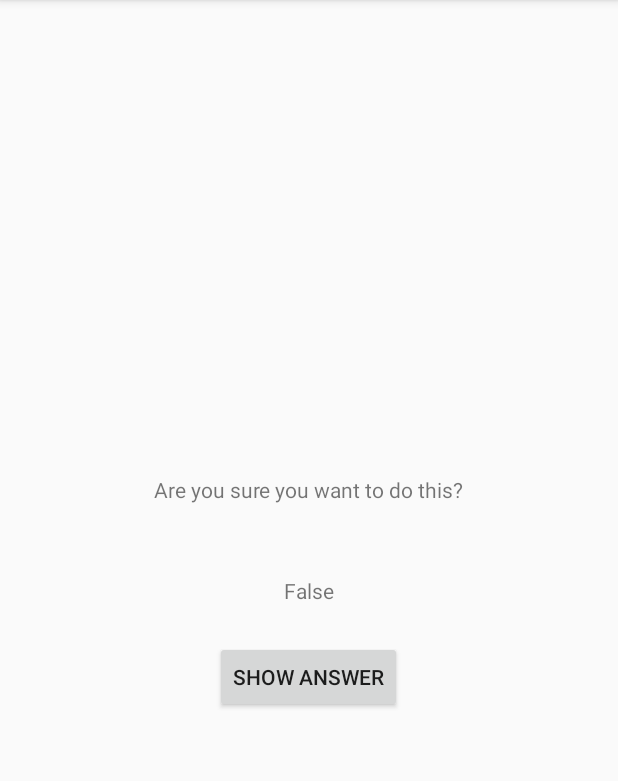
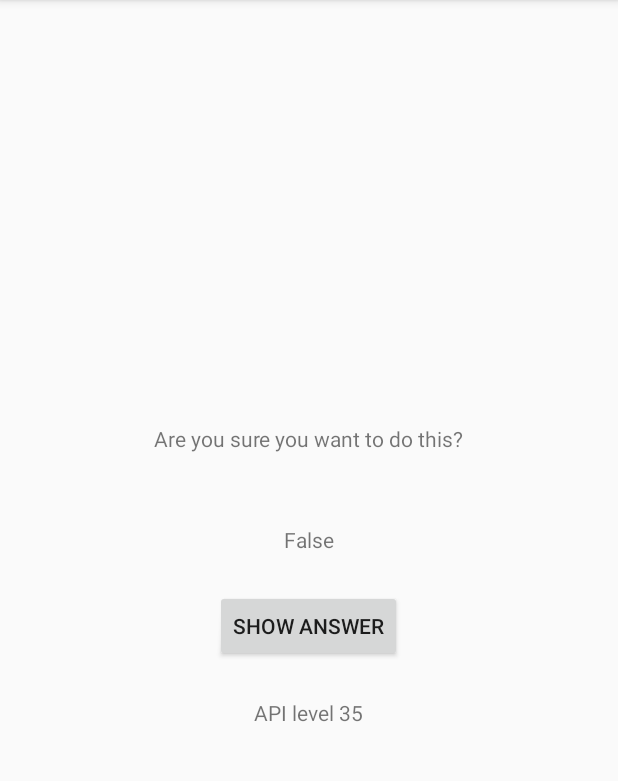
Before and after one commit to gavransava/NerdRanchApps, an Android app: the CheatActivity screen opened directly, with no data from a screen before it, after a tap on "SHOW ANSWER", on a phone screen of 412 x 824 dp, the part 84-865 px from its top. Run offline under Robolectric (Android 15) with nearby library versions, the phone set to English and light mode, and no system bars.

Commit message:
GeoQuiz - Animation (compatibility issue) + last challenge

```diff
--- a/GeoQuiz/app/src/main/java/com/example/savagavran/geoquiz/CheatActivity.java
+++ b/GeoQuiz/app/src/main/java/com/example/savagavran/geoquiz/CheatActivity.java
@@ -1,13 +1,19 @@
 package com.example.savagavran.geoquiz;
 
+import android.animation.Animator;
+import android.animation.AnimatorListenerAdapter;
 import android.content.Context;
 import android.content.Intent;
+import android.os.Build;
 import android.support.v7.app.AppCompatActivity;
 import android.os.Bundle;
 import android.util.Log;
 import android.view.View;
+import android.view.ViewAnimationUtils;
 import android.widget.Button;
 import android.widget.TextView;
+
+import org.w3c.dom.Text;
 
 public class CheatActivity extends AppCompatActivity {
 
@@ -17,6 +23,7 @@ public class CheatActivity extends AppCompatActivity {
             "com.example.savagavran.geoquiz.answer_shown";
     private boolean mAnswerIsTrue;
     private TextView mAnswerTextView;
+    private TextView mApiLevel;
     private Button mShowAnswer;
     private boolean isAnswerShown;
 
@@ -59,10 +66,35 @@ public class CheatActivity extends AppCompatActivity {
                 } else {
                     mAnswerTextView.setText(R.string.false_button);
                 }
-                isAnswerShown = true;
-                setAnswerShownResult(isAnswerShown);
+
+                setAnswerShownResult(isAnswerShown = true);
+                if(Build.VERSION.SDK_INT >= Build.VERSION_CODES.LOLLIPOP){
+                    int cx = mShowAnswer.getWidth() / 2;
+                    int cy = mShowAnswer.getHeight() / 2;
+                    float radius = mShowAnswer.getWidth();
+                    Animator anim = ViewAnimationUtils
+                            .createCircularReveal(mShowAnswer, cx, cy, radius, 0);
+                    anim.addListener(new AnimatorListenerAdapter() {
+                        @Override
+                        public void onAnimationEnd(Animator animation) {
+                            super.onAnimationEnd(animation);
+                            mAnswerTextView.setVisibility(View.VISIBLE);
+                            mShowAnswer.setVisibility(View.INVISIBLE);
+                        }
+                    });
+                    anim.start();
+                }
+                else {
+                    mAnswerTextView.setVisibility(View.VISIBLE);
+                    mShowAnswer.setVisibility(View.INVISIBLE);
+
+                }
             }
         });
+
+        mApiLevel = (TextView) findViewById(R.id.device_api_level);
+        String apiLevel = getString(R.string.api_level)+ " " + Integer.toString(Build.VERSION.SDK_INT);
+        mApiLevel.setText(apiLevel);
     }
 
     @Override
--- a/GeoQuiz/app/src/main/res/layout/activity_cheat.xml
+++ b/GeoQuiz/app/src/main/res/layout/activity_cheat.xml
@@ -24,4 +24,11 @@
         android:layout_width="wrap_content"
         android:layout_height="wrap_content"
         android:text="@string/show_answer_button"/>
+
+    <TextView
+        android:id="@+id/device_api_level"
+        android:layout_width="wrap_content"
+        android:layout_height="wrap_content"
+        android:padding="24dp"/>
+
 </LinearLayout>
--- a/GeoQuiz/app/src/main/res/values/strings.xml
+++ b/GeoQuiz/app/src/main/res/values/strings.xml
@@ -18,4 +18,5 @@
     <string name="show_answer_button">Show Answer</string>
     <string name="cheat_button">Cheat!</string>
     <string name="judgment_toast">Cheating is wrong.</string>
+    <string name="api_level">API level </string>
 </resources>
```
